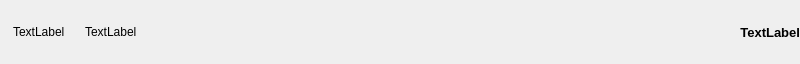
cryptonotefoundation/cryptonotewallet, file src/gui/ui/transactionframe.ui: the form before one commit.
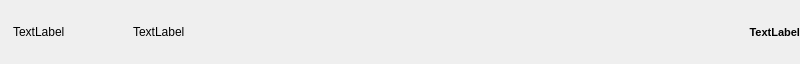
The form after the commit.

Commit message: Set min width to dates to align tx hashes

```diff
--- a/src/gui/ui/transactionframe.ui
+++ b/src/gui/ui/transactionframe.ui
@@ -119,6 +119,12 @@
        </property>
        <item>
         <widget class="QLabel" name="m_timeLabel">
+         <property name="minimumSize">
+          <size>
+           <width>100</width>
+           <height>0</height>
+          </size>
+         </property>
          <property name="text">
           <string>TextLabel</string>
          </property>
@@ -147,7 +153,7 @@
         <widget class="QLabel" name="m_amountLabel">
          <property name="font">
           <font>
-           <pointsize>10</pointsize>
+           <pointsize>8</pointsize>
            <weight>75</weight>
            <bold>true</bold>
           </font>
```
